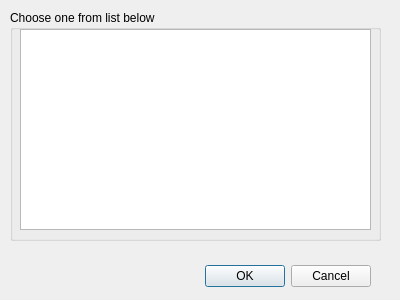
Above: traytool/src/findappserverdialog.ui from networkoptix/nx_open before the change. Below: the same form after it.
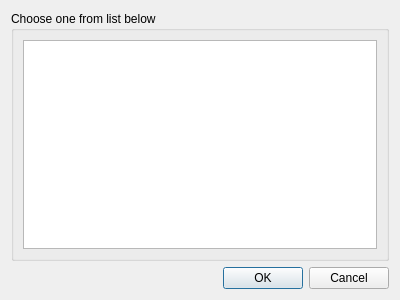
That is the form after the change.

Commit message:
From this point on one can select any ip address, found enterprise controller is listening on
<==== Mercurial data ====>
Branch: master

```diff
--- a/traytool/src/findappserverdialog.ui
+++ b/traytool/src/findappserverdialog.ui
@@ -10,21 +10,33 @@
     <height>300</height>
    </rect>
   </property>
+  <property name="minimumSize">
+   <size>
+    <width>300</width>
+    <height>170</height>
+   </size>
+  </property>
   <property name="windowTitle">
    <string>Found enterprise controllers</string>
   </property>
   <property name="modal">
    <bool>true</bool>
   </property>
+  <layout class="QVBoxLayout" name="verticalLayout">
+   <item>
+    <widget class="QGroupBox" name="groupBox">
+     <property name="title">
+      <string>Choose one from list below</string>
+     </property>
+     <layout class="QVBoxLayout" name="verticalLayout_2">
+      <item>
+       <widget class="QTreeView" name="foundEnterpriseControllersView"/>
+      </item>
+     </layout>
+    </widget>
+   </item>
+   <item>
   <widget class="QDialogButtonBox" name="buttonBox">
-   <property name="geometry">
-    <rect>
-     <x>30</x>
-     <y>260</y>
-     <width>341</width>
-     <height>32</height>
-    </rect>
-   </property>
    <property name="orientation">
     <enum>Qt::Horizontal</enum>
    </property>
@@ -32,29 +44,8 @@
     <set>QDialogButtonBox::Cancel|QDialogButtonBox::Ok</set>
    </property>
   </widget>
-  <widget class="QGroupBox" name="groupBox">
-   <property name="geometry">
-    <rect>
-     <x>10</x>
-     <y>10</y>
-     <width>371</width>
-     <height>231</height>
-    </rect>
-   </property>
-   <property name="title">
-    <string>Choose one from list below</string>
-   </property>
-   <widget class="QListView" name="foundEnterpriseControllersListView">
-    <property name="geometry">
-     <rect>
-      <x>10</x>
-      <y>19</y>
-      <width>351</width>
-      <height>201</height>
-     </rect>
-    </property>
-   </widget>
-  </widget>
+   </item>
+  </layout>
  </widget>
  <resources/>
  <connections>
```
Lines whose indentation alone changed are shown as unchanged. The commit also changes 3 other files.
